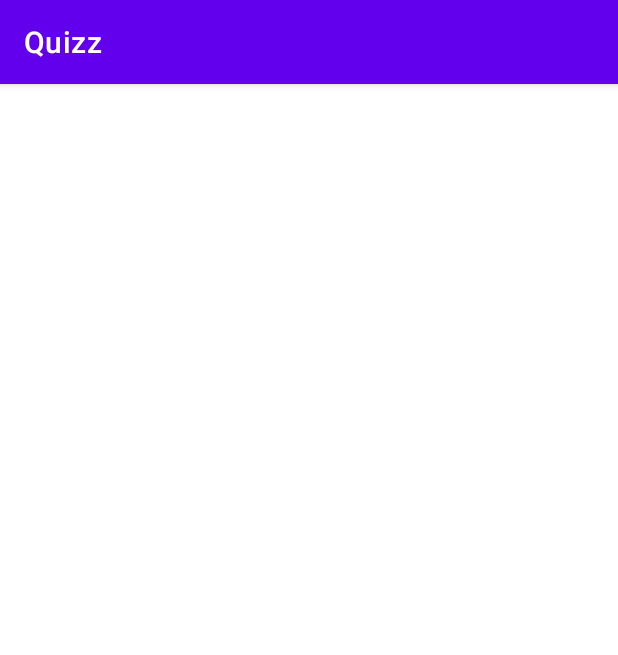
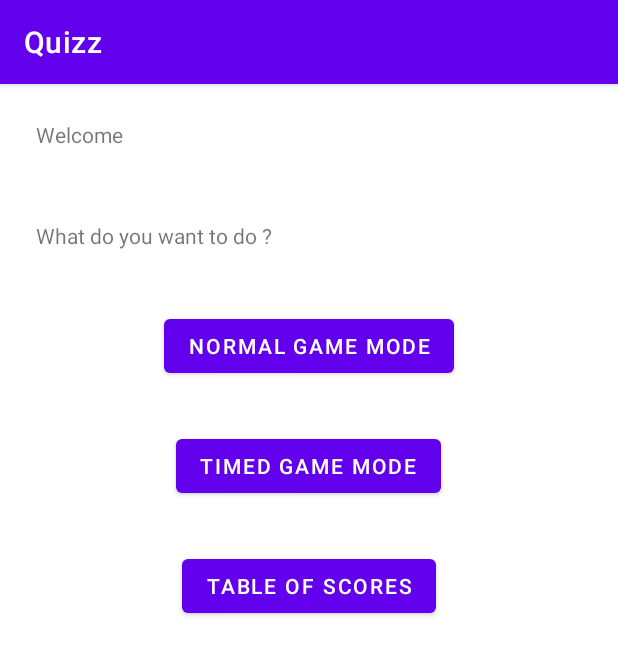
Before and after one commit to Laur1502/Projet_Android, an Android app: the HomeActivity screen opened directly, with no data from a screen before it, on a phone screen of 412 x 824 dp. Shown: the top 655 px of the screen. Run offline under Robolectric (Android 15) with nearby library versions, the phone set to English and light mode, and no system bars.

Commit message:
Ajout de la page Scrore + structuration de HomeActivity

```diff
--- a/app/src/main/java/com/example/tpocr/controller/HomeActivity.java
+++ b/app/src/main/java/com/example/tpocr/controller/HomeActivity.java
@@ -2,15 +2,50 @@ package com.example.tpocr.controller;
 
 import androidx.appcompat.app.AppCompatActivity;
 
+import android.content.Intent;
 import android.os.Bundle;
+import android.view.View;
+import android.widget.Button;
 
 import com.example.tpocr.R;
 
 public class HomeActivity extends AppCompatActivity {
 
+    private Button normalGameBtn, timedGameBtn, scoreBtn;
+
     @Override
     protected void onCreate(Bundle savedInstanceState) {
         super.onCreate(savedInstanceState);
         setContentView(R.layout.activity_home);
+
+        normalGameBtn = (Button) findViewById(R.id.normal_mode);
+        timedGameBtn = (Button) findViewById(R.id.timer_mode);
+        scoreBtn = (Button) findViewById(R.id.scores);
+
+        normalGameBtn.setOnClickListener(new View.OnClickListener() {
+            @Override
+            public void onClick(View v) {
+                Intent intent = new Intent(getApplicationContext(), GameActivity.class);
+                startActivity(intent);
+            }
+        });
+
+        timedGameBtn.setOnClickListener(new View.OnClickListener() {
+            @Override
+            public void onClick(View v) {
+                Intent intent = new Intent(getApplicationContext(), GameActivity.class);
+                startActivity(intent);
+            }
+        });
+
+        scoreBtn.setOnClickListener(new View.OnClickListener() {
+            @Override
+            public void onClick(View v) {
+                Intent intent = new Intent(getApplicationContext(), ScoreActivity.class);
+                startActivity(intent);
+            }
+        });
+
+
     }
 }
--- /dev/null
+++ b/app/src/main/java/com/example/tpocr/controller/ScoreActivity.java
@@ -0,0 +1,16 @@
+package com.example.tpocr.controller;
+
+import androidx.appcompat.app.AppCompatActivity;
+
+import android.os.Bundle;
+
+import com.example.tpocr.R;
+
+public class ScoreActivity extends AppCompatActivity {
+
+    @Override
+    protected void onCreate(Bundle savedInstanceState) {
+        super.onCreate(savedInstanceState);
+        setContentView(R.layout.activity_score);
+    }
+}
--- a/app/src/main/res/layout/activity_home.xml
+++ b/app/src/main/res/layout/activity_home.xml
@@ -1,9 +1,50 @@
 <?xml version="1.0" encoding="utf-8"?>
-<androidx.constraintlayout.widget.ConstraintLayout xmlns:android="http://schemas.android.com/apk/res/android"
+<LinearLayout xmlns:android="http://schemas.android.com/apk/res/android"
     xmlns:app="http://schemas.android.com/apk/res-auto"
     xmlns:tools="http://schemas.android.com/tools"
     android:layout_width="match_parent"
     android:layout_height="match_parent"
+    android:orientation="vertical"
     tools:context=".controller.HomeActivity">
 
-</androidx.constraintlayout.widget.ConstraintLayout>
+    <TextView
+        android:id="@+id/home_textview_greeting"
+        android:layout_width="wrap_content"
+        android:layout_height="wrap_content"
+        android:layout_margin="16dp"
+        android:padding="8dp"
+        android:text="@string/home_welcome" />
+
+    <TextView
+        android:id="@+id/home_textview_greeting_two"
+        android:layout_width="wrap_content"
+        android:layout_height="wrap_content"
+        android:layout_margin="16dp"
+        android:padding="8dp"
+        android:text="@string/home_choice" />
+
+    <Button
+        android:id="@+id/normal_mode"
+        android:layout_width="wrap_content"
+        android:layout_height="wrap_content"
+        android:layout_gravity="center_horizontal"
+        android:layout_margin="16dp"
+        android:text="@string/normal_game_mode"/>
+
+    <Button
+        android:id="@+id/timer_mode"
+        android:layout_width="wrap_content"
+        android:layout_height="wrap_content"
+        android:layout_gravity="center_horizontal"
+        android:layout_margin="16dp"
+        android:text="@string/timer_game_mode"/>
+
+    <Button
+        android:id="@+id/scores"
+        android:layout_width="wrap_content"
+        android:layout_height="wrap_content"
+        android:layout_gravity="center_horizontal"
+        android:layout_margin="16dp"
+        android:text="@string/scores_page"/>
+
+</LinearLayout>
--- /dev/null
+++ b/app/src/main/res/layout/activity_score.xml
@@ -0,0 +1,9 @@
+<?xml version="1.0" encoding="utf-8"?>
+<androidx.constraintlayout.widget.ConstraintLayout xmlns:android="http://schemas.android.com/apk/res/android"
+    xmlns:app="http://schemas.android.com/apk/res-auto"
+    xmlns:tools="http://schemas.android.com/tools"
+    android:layout_width="match_parent"
+    android:layout_height="match_parent"
+    tools:context=".controller.ScoreActivity">
+
+</androidx.constraintlayout.widget.ConstraintLayout>
--- a/app/src/main/res/values/strings.xml
+++ b/app/src/main/res/values/strings.xml
@@ -7,5 +7,12 @@
     <string name="welcome_signup">Register</string>
     <string name="welcome_signin">Sign in</string>
 
+    <string name="home_welcome">Welcome</string>
+    <string name="home_choice">What do you want to do ?</string>
+
+    <string name="normal_game_mode">Normal game mode</string>
+    <string name="timer_game_mode">Timed game mode</string>
+    <string name="scores_page">Table of scores</string>
+
 
 </resources>
```
